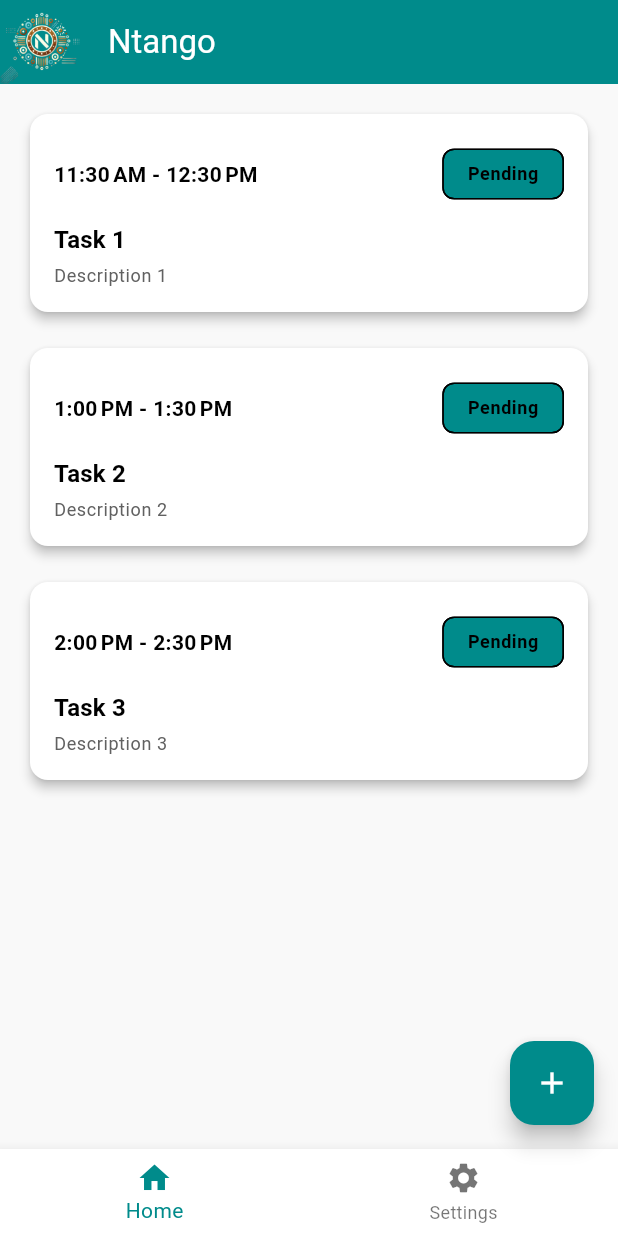
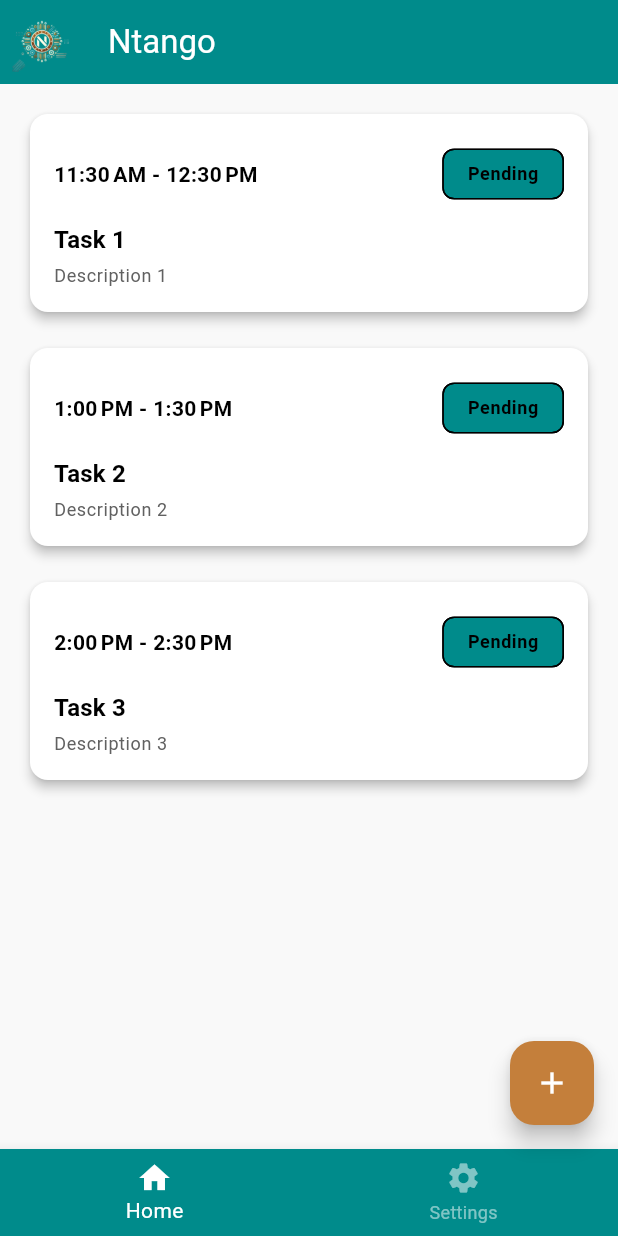
Before and after one commit to h00dieB0y/ntango, a Flutter app: the screen it shows after launch, after a tap on the "add" icon, on a phone screen of 412 x 824 dp. Run offline on Flutter 3.47's test engine with Material 3 defaults, Android fonts, the phone set to English and light mode, and no system bars.

Commit message:
feat: Convert HomePage to StatefulWidget and implement bottom navigation

```diff
--- a/app/ui/lib/src/presentation/home_page.dart
+++ b/app/ui/lib/src/presentation/home_page.dart
@@ -2,22 +2,65 @@ import 'package:flutter/material.dart';
 import 'package:ntango/src/constants/app_assets.dart';
 import 'package:ntango/src/features/tasks/presentation/pages/tasks_list.dart';
 
-class HomePage extends StatelessWidget {
+class HomePage extends StatefulWidget {
   const HomePage({super.key});
 
   @override
+  State<HomePage> createState() => _HomePageState();
+}
+
+class _HomePageState extends State<HomePage> {
+  int _selectedIndex = 0;
+
+  void _onBottomNavTapped(int index) {
+    setState(() {
+      _selectedIndex = index;
+    });
+  }
+
+  @override
   Widget build(BuildContext context) {
+    final theme = Theme.of(context);
+    final textTheme = theme.textTheme;
+
     return Scaffold(
       appBar: AppBar(
-        leading: Image.asset(AppAssets.logo),
-        title: const Text('Ntango'),
-        backgroundColor: Theme.of(context).colorScheme.primaryContainer,
+        leading: Padding(
+          padding: const EdgeInsets.all(8.0),
+          child: Image.asset(
+            AppAssets.logo,
+            fit: BoxFit.contain,
+          ),
+        ),
+        title: Text(
+          'Ntango',
+          style: textTheme.titleLarge?.copyWith(
+            color: theme.colorScheme.onPrimary,
+          ),
+        ),
+        backgroundColor: theme.colorScheme.primary,
       ),
-      body: const TasksList(),
+      body: IndexedStack(
+        index: _selectedIndex,
+        children: [
+          const TasksList(),
+          Center(
+            child: Text(
+              'Settings Page Coming Soon...',
+              style: textTheme.titleLarge?.copyWith(
+                // Italicize the text
+                fontStyle: FontStyle.italic,
+              ),
+            ),
+          ),
+        ],
+      ),
       floatingActionButton: FloatingActionButton(
         onPressed: () {
-
+          // TODO: Add action for FAB
         },
+        tooltip: 'Add Task',
+        backgroundColor: theme.colorScheme.secondary,
         child: const Icon(Icons.add),
       ),
       bottomNavigationBar: BottomNavigationBar(
@@ -31,9 +74,13 @@ class HomePage extends StatelessWidget {
             label: 'Settings',
           ),
         ],
-        onTap: (index) {
-
-        },
+        currentIndex: _selectedIndex,
+        backgroundColor: theme.colorScheme.primary,
+        selectedItemColor: theme.colorScheme.onPrimary,
+        unselectedItemColor: theme.colorScheme.onPrimary.withOpacity(0.5),
+        onTap: _onBottomNavTapped,
+        type: BottomNavigationBarType.fixed,
+        elevation: 8,
       ),
     );
   }
```
